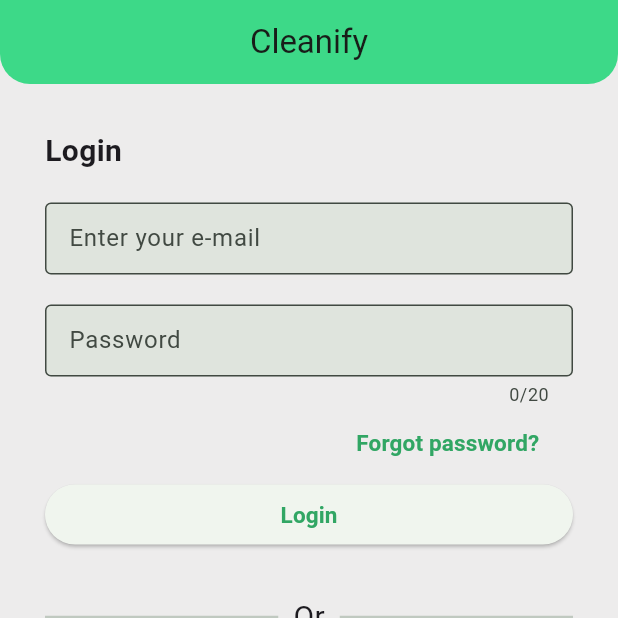
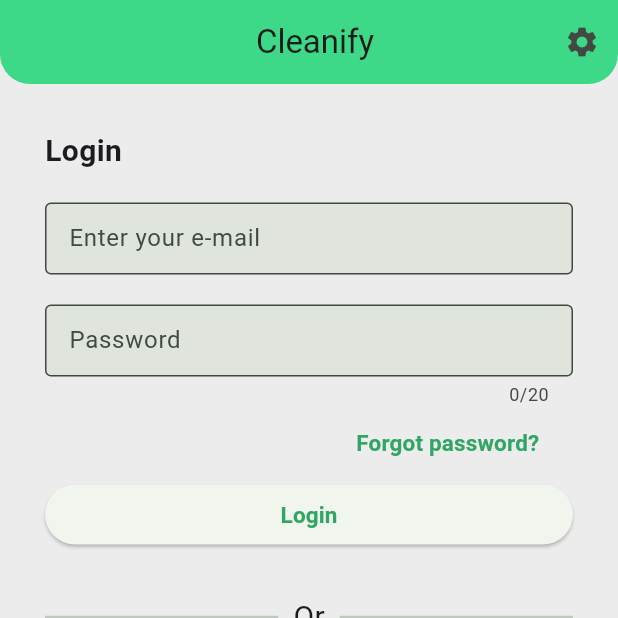
Before and after one commit to BerkaySimsek1/cleanify, a Flutter app: the screen it shows after launch, on a phone screen of 412 x 824 dp, the top half of it. Run offline on Flutter 3.47's test engine with Material 3 defaults, Android fonts, the phone set to English and light mode, and no system bars; our stand-ins replace cloud_firestore, firebase_auth, firebase_core, firebase_storage, google_maps_flutter, image_picker; accounts and stored records are empty.

Commit message:
made UI adjustments

```diff
--- a/lib/pages/accounteditprofile.dart
+++ b/lib/pages/accounteditprofile.dart
@@ -80,7 +80,7 @@ class _EditProfileState extends State<AccountEditProfile> {
   Widget build(BuildContext context) {
     return Scaffold(
         backgroundColor: ProjectColors.projectBackgroundColor,
-        appBar: const CommonAppbar(preference: "back"),
+        appBar: const CommonAppbar(preference: "main"),
         body: StreamBuilder(
             stream: FirebaseFirestore.instance
                 .collection('users')
@@ -175,8 +175,6 @@ class _EditProfileState extends State<AccountEditProfile> {
                             const SizedBox(height: 20),
                             ElevatedButton(
                                 onPressed: () {
-                                  FirestoreMethods()
-                                      .updateUserData(fullName.text, age.text);
                                   Navigator.of(context).pushReplacement(
                                       MaterialPageRoute(builder: (context) {
                                     return const MainTabBar();
--- a/lib/pages/signuplogin.dart
+++ b/lib/pages/signuplogin.dart
@@ -37,14 +37,7 @@ class _LoginScreenState extends State<LoginScreen> {
   @override
   Widget build(BuildContext context) {
     return Scaffold(
-        appBar: AppBar(
-          shape: const RoundedRectangleBorder(
-            borderRadius: BorderRadius.vertical(bottom: Radius.circular(20)),
-          ),
-          backgroundColor: ProjectColors.projectPrimaryWidgetColor,
-          leading: null,
-          title: const Center(child: Text("Cleanify")),
-        ),
+        appBar: const CommonAppbar(preference: "main"),
         backgroundColor: ProjectColors.projectBackgroundColor,
         body: SingleChildScrollView(
             child: pageState
--- a/lib/pages/tabbar.dart
+++ b/lib/pages/tabbar.dart
@@ -86,15 +86,13 @@ class CommonAppbar extends StatelessWidget implements PreferredSizeWidget {
           borderRadius: BorderRadius.vertical(bottom: Radius.circular(20)),
         ),
         backgroundColor: ProjectColors.projectPrimaryWidgetColor,
-        leading: IconButton(
-            onPressed: () {
-              if (preference == "back") {
-                Navigator.of(context).pop(null);
-              }
-            },
-            icon: preference == "back"
-                ? const Icon(Icons.arrow_back)
-                : const Icon(Icons.menu)),
+        leading: ((preference == "back"))
+            ? IconButton(
+                onPressed: () {
+                  Navigator.of(context).pop(null);
+                },
+                icon: const Icon(Icons.arrow_back))
+            : const SizedBox(),
         title: const Center(child: Text("Cleanify")),
         actions: [
           IconButton(onPressed: () {}, icon: const Icon(Icons.settings))
--- a/lib/pages/tabs/map.dart
+++ b/lib/pages/tabs/map.dart
@@ -80,8 +80,8 @@ class MapPageState extends State<MapPage> {
             bottomNavigationBar: FloatingActionButton.extended(
                 backgroundColor: Theme.of(context).colorScheme.inversePrimary,
                 onPressed: _goToThePollution,
-                label: const Text('To the pollution'),
-                icon: const Icon(Icons.directions_boat))));
+                label: const Text('Navigate between pollutions'),
+                icon: const Icon(Icons.map_outlined))));
   }
 
   Future<void> _goToThePollution() async {
```
Also changed, not shown: lib/pages/tabs/home.dart (+5 -4 lines).
